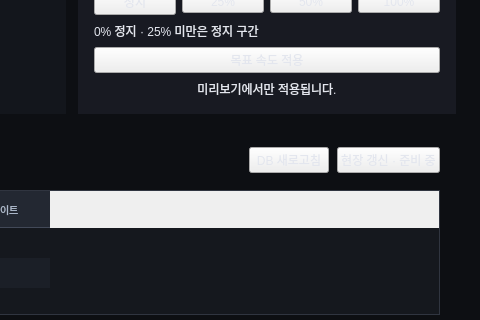
First picture: the form in PC/screens/Pdashboard.ui, repository Samana0104/IoTControl, before the edit; both pictures show x 800 to 1280 and y 367 to 687 of the 1280 by 850 pixel window.
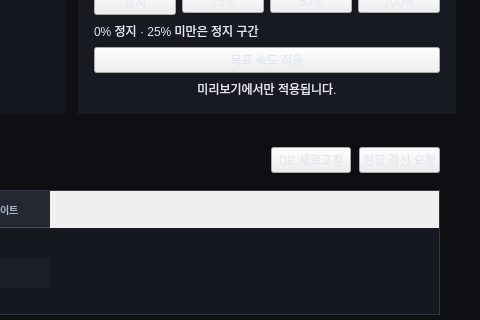
Second picture: the form after the edit.

Commit message: [feat] 로그인 후 현장 클라이언트 조회 및 db 새로 고침 활성화

The edit to the form file:
```diff
--- a/PC/screens/Pdashboard.ui
+++ b/PC/screens/Pdashboard.ui
@@ -1512,7 +1512,7 @@
             <item>
              <widget class="QPushButton" name="requestAllButton">
               <property name="text">
-               <string>현장 갱신 · 준비 중</string>
+               <string>현장 갱신 요청</string>
               </property>
               <property name="toolTip">
                <string>현장 측정 갱신 요청은 서버 통신 규격 작업 중입니다. DB 새로고침은 서버에 저장된 값을 조회합니다.</string>
```
Left out of the diff: 2 changed lines with no effect on the pictures. The commit also changes 9 other files.
